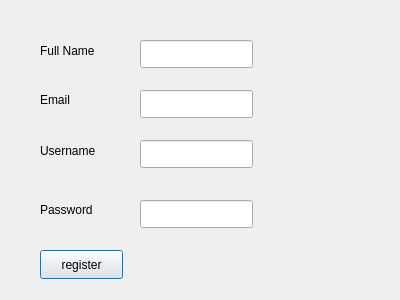
aishakandeell/cs2labproject, file registrationwindow.ui: the form before one commit.
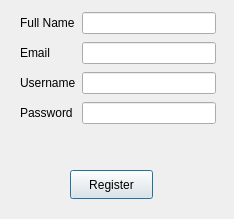
The form after the commit.

Patch:
```diff
--- a/registrationwindow.ui
+++ b/registrationwindow.ui
@@ -6,8 +6,8 @@
    <rect>
     <x>0</x>
     <y>0</y>
-    <width>400</width>
-    <height>300</height>
+    <width>234</width>
+    <height>219</height>
    </rect>
   </property>
   <property name="windowTitle">
@@ -16,110 +16,71 @@
   <widget class="QPushButton" name="registerclicked">
    <property name="geometry">
     <rect>
-     <x>40</x>
-     <y>250</y>
+     <x>70</x>
+     <y>170</y>
      <width>83</width>
      <height>29</height>
     </rect>
    </property>
    <property name="text">
-    <string>register</string>
+    <string>Register</string>
    </property>
   </widget>
+  <widget class="QWidget" name="">
+   <property name="geometry">
+    <rect>
+     <x>20</x>
+     <y>10</y>
+     <width>196</width>
+     <height>116</height>
+    </rect>
+   </property>
+   <layout class="QGridLayout" name="gridLayout">
+    <item row="0" column="0">
   <widget class="QLabel" name="label">
-   <property name="geometry">
-    <rect>
-     <x>40</x>
-     <y>40</y>
-     <width>81</width>
-     <height>21</height>
-    </rect>
-   </property>
    <property name="text">
     <string>Full Name</string>
    </property>
   </widget>
+    </item>
+    <item row="0" column="1">
+     <widget class="QLineEdit" name="fname"/>
+    </item>
+    <item row="1" column="0">
   <widget class="QLabel" name="label_2">
-   <property name="geometry">
-    <rect>
-     <x>40</x>
-     <y>90</y>
-     <width>63</width>
-     <height>20</height>
-    </rect>
-   </property>
    <property name="text">
     <string>Email</string>
    </property>
   </widget>
+    </item>
+    <item row="1" column="1">
+     <widget class="QLineEdit" name="email"/>
+    </item>
+    <item row="2" column="0">
   <widget class="QLabel" name="label_3">
-   <property name="geometry">
-    <rect>
-     <x>40</x>
-     <y>140</y>
-     <width>71</width>
-     <height>21</height>
-    </rect>
-   </property>
    <property name="text">
     <string>Username</string>
    </property>
   </widget>
+    </item>
+    <item row="2" column="1">
+     <widget class="QLineEdit" name="usernamer"/>
+    </item>
+    <item row="3" column="0">
   <widget class="QLabel" name="label_4">
-   <property name="geometry">
-    <rect>
-     <x>40</x>
-     <y>200</y>
-     <width>63</width>
-     <height>20</height>
-    </rect>
-   </property>
    <property name="text">
     <string>Password</string>
    </property>
   </widget>
-  <widget class="QLineEdit" name="fname">
-   <property name="geometry">
-    <rect>
-     <x>140</x>
-     <y>40</y>
-     <width>113</width>
-     <height>28</height>
-    </rect>
-   </property>
-  </widget>
-  <widget class="QLineEdit" name="email">
-   <property name="geometry">
-    <rect>
-     <x>140</x>
-     <y>90</y>
-     <width>113</width>
-     <height>28</height>
-    </rect>
-   </property>
-  </widget>
-  <widget class="QLineEdit" name="usernamer">
-   <property name="geometry">
-    <rect>
-     <x>140</x>
-     <y>140</y>
-     <width>113</width>
-     <height>28</height>
-    </rect>
-   </property>
-  </widget>
+    </item>
+    <item row="3" column="1">
   <widget class="QLineEdit" name="passwordr">
-   <property name="geometry">
-    <rect>
-     <x>140</x>
-     <y>200</y>
-     <width>113</width>
-     <height>28</height>
-    </rect>
-   </property>
    <property name="echoMode">
     <enum>QLineEdit::Password</enum>
    </property>
+     </widget>
+    </item>
+   </layout>
   </widget>
  </widget>
  <resources/>
```
Lines whose indentation alone changed are shown as unchanged.
